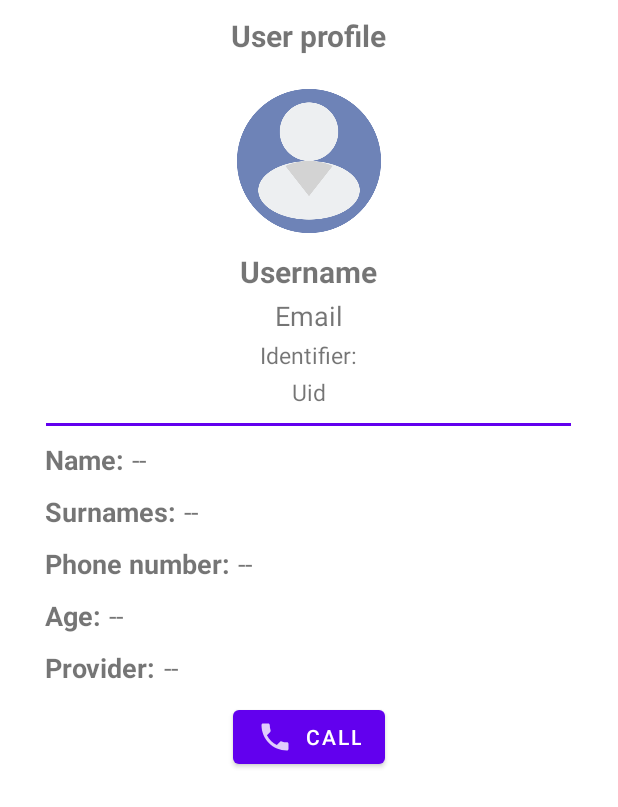
After one commit to Peter-98/ChatKotlin, an Android app: the VisitedProfileActivity screen opened directly, with no data from a screen before it, on a phone screen of 412 x 824 dp. The commit adds this screen. Shown: the top 807 px of the screen. Run offline under Robolectric (Android 15) with nearby library versions, the phone set to English and light mode, and no system bars; our stand-ins replace CircleImageView, Firebase (no records; nobody signed in at launch, a user with empty details on screens opened directly); 10 statements that could not run were skipped.

Commit message:
Consultar perfiles de usuario

```diff
--- a/app/build.gradle
+++ b/app/build.gradle
@@ -50,6 +50,7 @@ dependencies {
     implementation 'com.google.firebase:firebase-storage'
     implementation("com.google.android.gms:play-services-auth:20.7.0")
     implementation 'com.hbb20:ccp:2.7.0'
+    implementation 'de.hdodenhof:circleimageview:3.1.0'
 
 }
 
--- a/app/src/main/AndroidManifest.xml
+++ b/app/src/main/AndroidManifest.xml
@@ -3,6 +3,8 @@
     xmlns:tools="http://schemas.android.com/tools">
     <!-- Agrega la siguiente línea de permiso -->
     <uses-permission android:name="android.permission.POST_NOTIFICATIONS" />
+
+    <uses-permission android:name="android.permission.CALL_PHONE" />
 
     <application
         android:allowBackup="true"
@@ -14,6 +16,9 @@
         android:supportsRtl="true"
         android:theme="@style/Theme.ChatKotlin"
         tools:targetApi="31">
+        <activity
+            android:name=".profile.VisitedProfileActivity"
+            android:exported="false" />
         <activity
             android:name=".chat.MessageActivity"
             android:exported="false" />
--- a/app/src/main/java/com/pedmar/chatkotlin/MainActivity.kt
+++ b/app/src/main/java/com/pedmar/chatkotlin/MainActivity.kt
@@ -49,22 +49,11 @@ class MainActivity : AppCompatActivity() {
         val tabLayout : TabLayout = findViewById(R.id.TabLayoutMain)
         val viewPager : ViewPager = findViewById(R.id.ViewPagerMain)
 
-        //Inicializar adaptador
-        /*val viewPagerAdapter = ViewPagerAdapter(supportFragmentManager)
-
-        //Agregar los fragmentos al adaptador
-        viewPagerAdapter.addItem(UsersFragment(), "Users")
-        viewPagerAdapter.addItem(ChatsFragment(), "Chats")
-
-        //Setear el adaptador al viewPager
-        viewPager.adapter = viewPagerAdapter
-
-        //Agregar las stats
-        tabLayout.setupWithViewPager(viewPager)*/
-
         val ref = FirebaseDatabase.getInstance().reference.child("Chats")
         ref.addValueEventListener(object : ValueEventListener{
             override fun onDataChange(snapshot: DataSnapshot) {
+
+                //Inicializar adaptador
                 val viewPagerAdapter = ViewPagerAdapter(supportFragmentManager)
                 var countUnreadMessage = 0
                 for (dataSnapshot in snapshot.children){
@@ -73,13 +62,18 @@ class MainActivity : AppCompatActivity() {
                         countUnreadMessage+=1
                     }
                 }
+
+                //Agregar los fragmentos al adaptador
                 if (countUnreadMessage == 0){
                     viewPagerAdapter.addItem(ChatsFragment(), "Chats")
                 }else{
                     viewPagerAdapter.addItem(ChatsFragment(), "[$countUnreadMessage] Chats")
                 }
                 viewPagerAdapter.addItem(UsersFragment(), "Users")
+
+                //Setear el adaptador al viewPager
                 viewPager.adapter = viewPagerAdapter
+                //Agregar las stats
                 tabLayout.setupWithViewPager(viewPager)
             }
 
--- a/app/src/main/java/com/pedmar/chatkotlin/adapter/UserAdapter.kt
+++ b/app/src/main/java/com/pedmar/chatkotlin/adapter/UserAdapter.kt
@@ -59,7 +59,9 @@ class UserAdapter (context: Context, usersList: List<User>, viewedChat : Boolean
 
         holder.itemView.setOnClickListener{
             val intent = Intent(context, MessageActivity::class.java)
-            intent.putExtra("user.uid", user.getUid())
+
+            //Se envia el uid del usuario
+            intent.putExtra("userUid", user.getUid())
             Toast.makeText(context, "The selected user is: "+user.getUsername(), Toast.LENGTH_SHORT).show()
             context.startActivity(intent)
         }
--- a/app/src/main/java/com/pedmar/chatkotlin/chat/MessageActivity.kt
+++ b/app/src/main/java/com/pedmar/chatkotlin/chat/MessageActivity.kt
@@ -6,6 +6,9 @@ import android.net.Uri
 import androidx.appcompat.app.AppCompatActivity
 import android.os.Bundle
 import android.provider.MediaStore
+import android.view.Menu
+import android.view.MenuInflater
+import android.view.MenuItem
 import android.widget.Adapter
 import android.widget.EditText
 import android.widget.ImageButton
@@ -16,6 +19,7 @@ import android.widget.Toast
 import androidx.activity.result.ActivityResult
 import androidx.activity.result.ActivityResultCallback
 import androidx.activity.result.contract.ActivityResultContracts
+import androidx.appcompat.widget.Toolbar
 import androidx.recyclerview.widget.LinearLayoutManager
 import androidx.recyclerview.widget.RecyclerView
 import com.bumptech.glide.Glide
@@ -32,6 +36,7 @@ import com.pedmar.chatkotlin.adapter.ChatAdapter
 import com.pedmar.chatkotlin.model.Chat
 import com.pedmar.chatkotlin.model.User
 import com.pedmar.chatkotlin.profile.EditImageProfileActivity
+import com.pedmar.chatkotlin.profile.VisitedProfileActivity
 
 class MessageActivity : AppCompatActivity() {
 
@@ -78,7 +83,7 @@ class MessageActivity : AppCompatActivity() {
 
     private fun getUid(){
         intent = intent
-        uidUserSelected = intent.getStringExtra("user.uid").toString()
+        uidUserSelected = intent.getStringExtra("userUid").toString()
     }
 
     private fun sendMessage(uidIssuer: String, uidReceiver: String, message: String) {
@@ -185,6 +190,11 @@ class MessageActivity : AppCompatActivity() {
     }
 
     private fun initializeVariables(){
+
+        val toolbar : Toolbar = findViewById(R.id.toolbarChat)
+        setSupportActionBar(toolbar)
+        supportActionBar!!.title = ""
+
         etMessage = findViewById(R.id.etMessage)
         ibSend = findViewById(R.id.iBSend)
         imageProfileChat = findViewById(R.id.imageProfileChat)
@@ -294,4 +304,21 @@ class MessageActivity : AppCompatActivity() {
         super.onPause()
         reference!!.removeEventListener(seenListener!!)
     }
+
+    override fun onCreateOptionsMenu(menu: Menu?): Boolean {
+        val inflater : MenuInflater = menuInflater
+        inflater.inflate(R.menu.menu_visit_profile, menu)
+        return true
+    }
+
+    override fun onOptionsItemSelected(item: MenuItem): Boolean {
+        return when (item.itemId){
+            R.id.menu_visit->{
+                val intent = Intent(applicationContext, VisitedProfileActivity::class.java)
+                intent.putExtra("uid", uidUserSelected)
+                startActivity(intent)
+                return true
+            }else -> super.onOptionsItemSelected(item)
+        }
+    }
 }
--- /dev/null
+++ b/app/src/main/java/com/pedmar/chatkotlin/profile/VisitedProfileActivity.kt
@@ -0,0 +1,99 @@
+package com.pedmar.chatkotlin.profile
+
+import android.content.Intent
+import android.net.Uri
+import androidx.appcompat.app.AppCompatActivity
+import android.os.Bundle
+import android.widget.Button
+import android.widget.ImageView
+import android.widget.TextView
+import android.widget.Toast
+import com.bumptech.glide.Glide
+import com.google.firebase.database.*
+import com.pedmar.chatkotlin.R
+import com.pedmar.chatkotlin.model.User
+
+class VisitedProfileActivity : AppCompatActivity() {
+
+    private lateinit var pvUsername : TextView
+    private lateinit var pvEmail :TextView
+    private lateinit var pvUid : TextView
+    private lateinit var pvNames  :TextView
+    private lateinit var pvSurnames : TextView
+    private lateinit var pvPhone : TextView
+    private lateinit var pvAge : TextView
+    private lateinit var pvProvider : TextView
+    private lateinit var pvUserImage : ImageView
+    private lateinit var btnCall : Button
+    var visitedUidUser = ""
+
+    override fun onCreate(savedInstanceState: Bundle?) {
+        super.onCreate(savedInstanceState)
+        setContentView(R.layout.activity_visited_profile)
+        initializeVariables()
+        getUid()
+        getUserData()
+
+        btnCall.setOnClickListener{
+            makeCall()
+        }
+    }
+
+    private fun makeCall() {
+        val userPhoneNumber = pvPhone.text.toString()
+        if (userPhoneNumber.isEmpty()){
+            Toast.makeText(applicationContext, "The user does not have a phone number", Toast.LENGTH_SHORT).show()
+        }else{
+            val intent = Intent(Intent.ACTION_CALL)
+            intent.data = Uri.parse("tel:$userPhoneNumber")
+            startActivity(intent)
+        }
+    }
+
+    private fun getUid() {
+        intent = intent
+        visitedUidUser = intent.getStringExtra("uid").toString()
+    }
+
+
+    private fun initializeVariables(){
+
+        pvUsername = findViewById(R.id.PV_username)
+        pvEmail = findViewById(R.id.PV_email)
+        pvUid = findViewById(R.id.PV_uid)
+        pvNames = findViewById(R.id.PV_name)
+        pvSurnames = findViewById(R.id.PV_surnames)
+        pvPhone = findViewById(R.id.PV_phone)
+        pvAge = findViewById(R.id.PV_age)
+        pvProvider = findViewById(R.id.PV_provider)
+        pvUserImage = findViewById(R.id.PV_userImage)
+        btnCall = findViewById(R.id.Btn_call)
+    }
+
+    private fun getUserData(){
+        val reference = FirebaseDatabase.getInstance().reference
+            .child("Users")
+            .child(visitedUidUser)
+
+        reference.addValueEventListener(object : ValueEventListener{
+            override fun onDataChange(snapshot: DataSnapshot) {
+                val user : User? = snapshot.getValue(User::class.java)
+                //obtener informacion en tiempo real
+                pvUsername.text = user!!.getUsername()
+                pvEmail.text = user!!.getEmail()
+                pvUid.text = user!!.getUid()
+                pvNames.text = user!!.getName()
+                pvSurnames.text = user!!.getSurnames()
+                pvAge.text = user!!.getAge()
+                pvPhone.text = user!!.getPhone()
+                pvProvider.text = user!!.getProvider()
+
+                Glide.with(applicationContext).load(user.getImage()).placeholder(R.drawable.imagen_usuario_visitado)
+                    .into(pvUserImage)
+            }
+
+            override fun onCancelled(error: DatabaseError) {
+            }
+        })
+    }
+}
--- /dev/null
+++ b/app/src/main/res/drawable-anydpi/ic_call.xml
@@ -0,0 +1,11 @@
+<vector xmlns:android="http://schemas.android.com/apk/res/android"
+    android:width="24dp"
+    android:height="24dp"
+    android:viewportWidth="24"
+    android:viewportHeight="24"
+    android:tint="#CCCCCC"
+    android:alpha="0.8">
+  <path
+      android:fillColor="@android:color/white"
+      android:pathData="M6.62,10.79c1.44,2.83 3.76,5.14 6.59,6.59l2.2,-2.2c0.27,-0.27 0.67,-0.36 1.02,-0.24 1.12,0.37 2.33,0.57 3.57,0.57 0.55,0 1,0.45 1,1V20c0,0.55 -0.45,1 -1,1 -9.39,0 -17,-7.61 -17,-17 0,-0.55 0.45,-1 1,-1h3.5c0.55,0 1,0.45 1,1 0,1.25 0.2,2.45 0.57,3.57 0.11,0.35 0.03,0.74 -0.25,1.02l-2.2,2.2z"/>
+</vector>
--- /dev/null
+++ b/app/src/main/res/layout/activity_visited_profile.xml
@@ -0,0 +1,215 @@
+<?xml version="1.0" encoding="utf-8"?>
+<RelativeLayout
+
+    xmlns:android="http://schemas.android.com/apk/res/android"
+    xmlns:app="http://schemas.android.com/apk/res-auto"
+    xmlns:tools="http://schemas.android.com/tools"
+    android:layout_width="match_parent"
+    android:layout_height="wrap_content"
+    tools:context=".profile.VisitedProfileActivity">
+
+    <androidx.appcompat.widget.LinearLayoutCompat
+        android:layout_width="match_parent"
+        android:layout_height="wrap_content"
+        android:gravity="center"
+        android:orientation="vertical">
+
+        <TextView
+            android:text="@string/PV_profile"
+            android:textSize="20sp"
+            android:textStyle="bold"
+            android:layout_marginTop="10dp"
+            android:layout_width="wrap_content"
+            android:layout_height="wrap_content"/>
+
+        <!-- Imagen de perfil de usuario-->
+        <de.hdodenhof.circleimageview.CircleImageView
+            android:id="@+id/PV_userImage"
+            android:layout_width="100dp"
+            android:layout_height="100dp"
+            android:layout_marginTop="20dp"
+            android:src="@drawable/imagen_usuario_visitado"/>
+
+        <!-- Nombre de usuario -->
+        <TextView
+            android:id="@+id/PV_username"
+            android:text="@string/PV_username"
+            android:layout_marginTop="10dp"
+            android:textStyle="bold"
+            android:textSize="20sp"
+            android:layout_width="wrap_content"
+            android:layout_height="wrap_content"/>
+
+        <!-- Email -->
+        <TextView
+            android:id="@+id/PV_email"
+            android:text="@string/PV_email"
+            android:layout_marginTop="3dp"
+            android:textSize="18sp"
+            android:layout_width="wrap_content"
+            android:layout_height="wrap_content"/>
+
+        <TextView
+            android:text="@string/PV_uid_txt"
+            android:textSize="15sp"
+            android:layout_marginTop="3dp"
+            android:layout_width="wrap_content"
+            android:layout_height="wrap_content"/>
+
+        <!-- Uid -->
+        <TextView
+            android:id="@+id/PV_uid"
+            android:text="@string/PV_uid"
+            android:textSize="15sp"
+            android:layout_marginTop="3dp"
+            android:layout_width="wrap_content"
+            android:layout_height="wrap_content"/>
+
+        <View
+            android:layout_marginTop="10dp"
+            android:background="@color/purple_500"
+            android:layout_width="350dp"
+            android:layout_height="2dp"/>
+
+        <!-- Nombre -->
+        <androidx.appcompat.widget.LinearLayoutCompat
+            android:layout_marginTop="10dp"
+            android:orientation="horizontal"
+            android:layout_width="match_parent"
+            android:layout_height="wrap_content">
+
+            <TextView
+                android:text="@string/PV_name_txt"
+                android:layout_marginStart="30dp"
+                android:textStyle="bold"
+                android:textSize="18sp"
+                android:layout_width="wrap_content"
+                android:layout_height="wrap_content"/>
+
+            <TextView
+                android:id="@+id/PV_name"
+                android:text="@string/PV_name"
+                android:layout_marginStart="5dp"
+                android:textSize="18sp"
+                android:layout_width="wrap_content"
+                android:layout_height="wrap_content"/>
+
+        </androidx.appcompat.widget.LinearLayoutCompat>
+
+        <!-- Apellidos-->
+        <androidx.appcompat.widget.LinearLayoutCompat
+            android:layout_marginTop="10dp"
+            android:orientation="horizontal"
+            android:layout_width="match_parent"
+            android:layout_height="wrap_content">
+
+            <TextView
+                android:text="@string/PV_surnames_txt"
+                android:layout_marginStart="30dp"
+                android:textStyle="bold"
+                android:textSize="18sp"
+                android:layout_width="wrap_content"
+                android:layout_height="wrap_content"/>
+
+            <TextView
+                android:id="@+id/PV_surnames"
+                android:text="@string/PV_surnames"
+                android:layout_marginStart="5dp"
+                android:textSize="18sp"
+                android:layout_width="wrap_content"
+                android:layout_height="wrap_content"/>
+
+        </androidx.appcompat.widget.LinearLayoutCompat>
+
+        <!-- Telefono-->
+        <androidx.appcompat.widget.LinearLayoutCompat
+            android:layout_marginTop="10dp"
+            android:orientation="horizontal"
+            android:layout_width="match_parent"
+            android:layout_height="wrap_content">
+
+            <TextView
+                android:text="@string/PV_phone_txt"
+                android:layout_marginStart="30dp"
+                android:textStyle="bold"
+                android:textSize="18sp"
+                android:layout_width="wrap_content"
+                android:layout_height="wrap_content"/>
+
+            <TextView
+                android:id="@+id/PV_phone"
+                android:text="@string/PV_phone"
+                android:layout_marginStart="5dp"
+                android:textSize="18sp"
+                android:layout_width="wrap_content"
+                android:layout_height="wrap_content"/>
+
+        </androidx.appcompat.widget.LinearLayoutCompat>
+
+        <!-- Edad-->
+        <androidx.appcompat.widget.LinearLayoutCompat
+            android:layout_marginTop="10dp"
+            android:orientation="horizontal"
+            android:layout_width="match_parent"
+            android:layout_height="wrap_content">
+
+            <TextView
+                android:text="@string/PV_age_txt"
+                android:layout_marginStart="30dp"
+                android:textStyle="bold"
+                android:textSize="18sp"
+                android:layout_width="wrap_content"
+                android:layout_height="wrap_content"/>
+
+            <TextView
+                android:id="@+id/PV_age"
+                android:text="@string/PV_age"
+                android:layout_marginStart="5dp"
+                android:textSize="18sp"
+                android:layout_width="wrap_content"
+                android:layout_height="wrap_content"/>
+
+        </androidx.appcompat.widget.LinearLayoutCompat>
+
+        <!-- Proveedor-->
+        <androidx.appcompat.widget.LinearLayoutCompat
+            android:layout_marginTop="10dp"
+            android:orientation="horizontal"
+            android:layout_width="match_parent"
+            android:layout_height="wrap_content">
+
+            <TextView
+                android:text="@string/PV_provider_txt"
+                android:layout_marginStart="30dp"
+                android:textStyle="bold"
+                android:textSize="18sp"
+                android:layout_width="wrap_content"
+                android:layout_height="wrap_content"/>
+
+            <TextView
+                android:id="@+id/PV_provider"
+                android:text="@string/PV_provider"
+                android:layout_marginStart="5dp"
+                android:textSize="18sp"
+                android:layout_width="wrap_content"
+                android:layout_height="wrap_content"/>
+
+        </androidx.appcompat.widget.LinearLayoutCompat>
+
+        <androidx.appcompat.widget.LinearLayoutCompat
+            android:layout_marginTop="10dp"
+            android:gravity="center"
+            android:layout_width="wrap_content"
+            android:layout_height="wrap_content"/>
+
+        <Button
+            app:icon="@drawable/ic_call"
+            android:id="@+id/Btn_call"
+            android:text="@string/Btn_call"
+            android:layout_width="wrap_content"
+            android:layout_height="wrap_content"/>
+
+
+    </androidx.appcompat.widget.LinearLayoutCompat>
+
+</RelativeLayout>
--- /dev/null
+++ b/app/src/main/res/menu/menu_visit_profile.xml
@@ -0,0 +1,10 @@
+<?xml version="1.0" encoding="utf-8"?>
+<menu xmlns:android="http://schemas.android.com/apk/res/android">
+
+    <item
+        android:id="@+id/menu_visit"
+        android:title="@string/menu_visit">
+
+
+    </item>
+</menu>
--- a/app/src/main/res/values/strings.xml
+++ b/app/src/main/res/values/strings.xml
@@ -17,6 +17,7 @@
     <string name="menu_exit">Log out</string>
     <string name="menu_profile">Profile</string>
     <string name="menu_about">About</string>
+    <string name="menu_visit">View profile</string>
 
 
     <string name="L_Et_email">Email</string>
@@ -59,6 +60,26 @@
     <string name="C_username">Username</string>
     <string name="C_message">Write a message</string>
 
+    <!--Perfil visitado -->
+    <string name="PV_profile">User profile</string>
+    <string name="PV_username">Username</string>
+    <string name="PV_email">Email</string>
+    <string name="PV_uid_txt">Identifier: </string>
+    <string name="PV_uid">Uid</string>
+
+    <string name="PV_name_txt">Name: </string>
+    <string name="PV_name"> -- </string>
+    <string name="PV_surnames_txt">Surnames: </string>
+    <string name="PV_surnames"> -- </string>
+    <string name="PV_phone_txt">Phone number: </string>
+    <string name="PV_phone"> -- </string>
+    <string name="PV_age_txt">Age: </string>
+    <string name="PV_age"> -- </string>
+    <string name="PV_provider_txt">Provider: </string>
+    <string name="PV_provider"> -- </string>
+
+    <string name="Btn_call"> Call </string>
+
     <!-- Item chat-->
     <string name="TXT_see_message">Hi, how are u?</string>
 
```
Also changed, not shown: app/src/main/res/drawable-hdpi/ic_call.png (added), app/src/main/res/drawable-mdpi/ic_call.png (added), app/src/main/res/drawable-xhdpi/ic_call.png (added), app/src/main/res/drawable-xxhdpi/ic_call.png (added), app/src/main/res/drawable/imagen_usuario_visitado.png (added).
